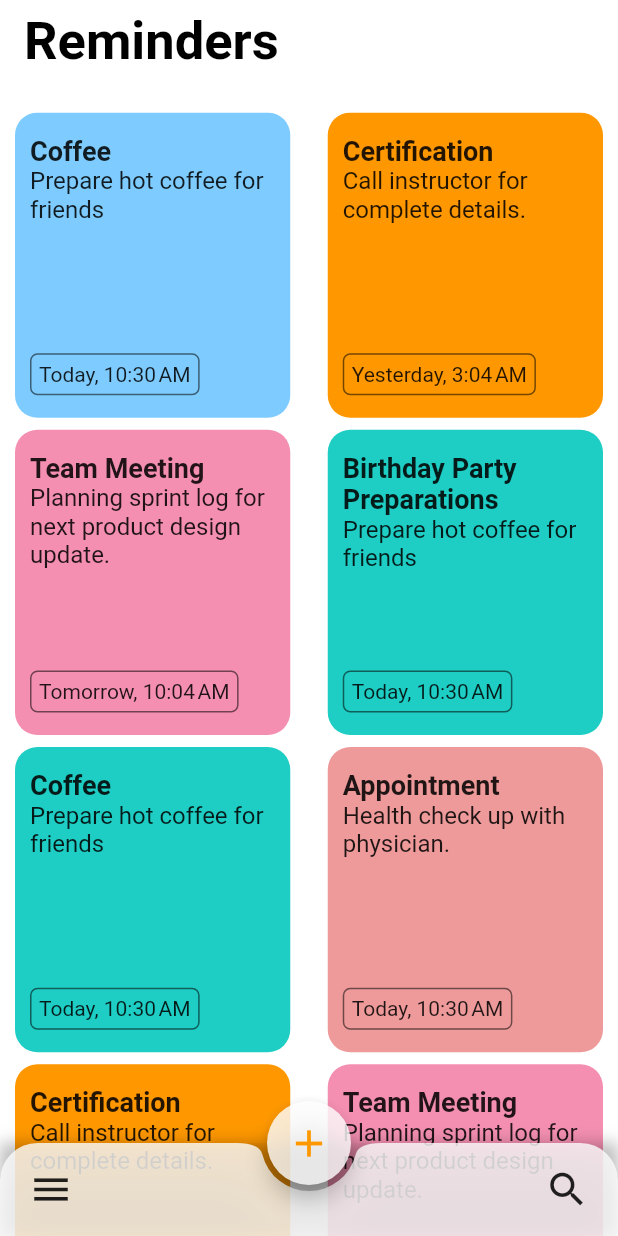
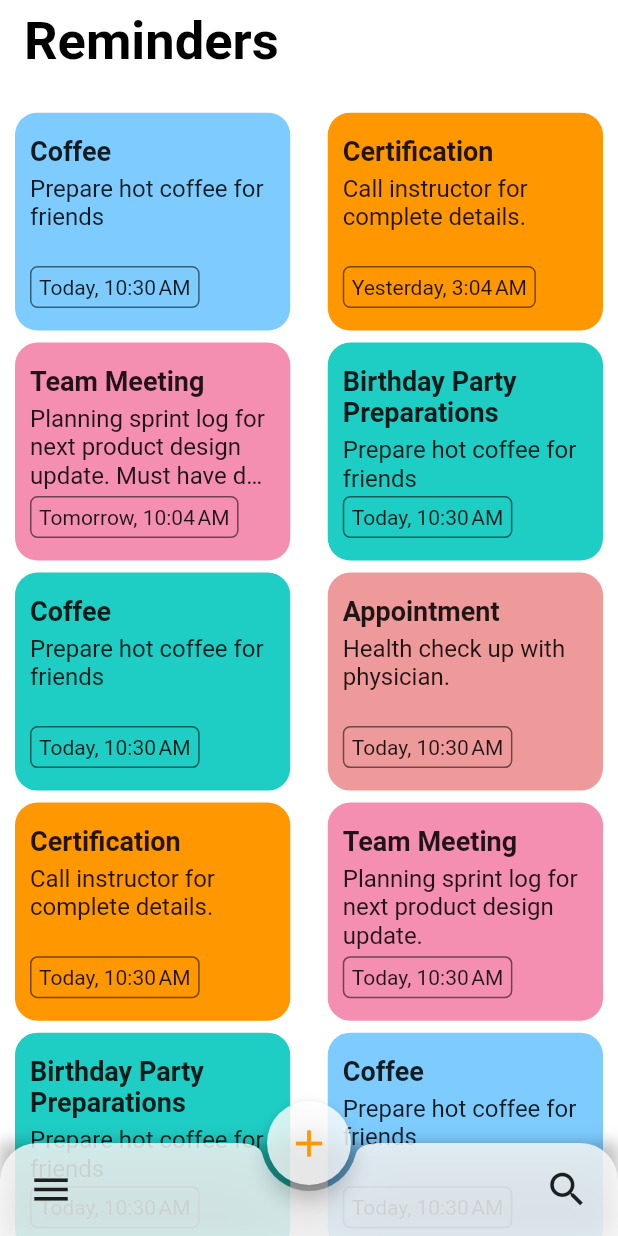
Before and after one commit to sydneytu/reminders_app, a Flutter app: the screen it shows after launch, on a phone screen of 412 x 824 dp. Run offline on Flutter 3.47's test engine with Material 2 defaults, Android fonts, the phone set to English and light mode, and no system bars.

Commit message:
fixed size of cards

```diff
--- a/lib/home_page.dart
+++ b/lib/home_page.dart
@@ -4,7 +4,7 @@ import 'package:reminders/reminder_card.dart';
 import 'package:reminders/reminders.dart';
 import 'bottom_navbar.dart';
 
-double _crossAxisSpacing = 8, _mainAxisSpacing = 12, _aspectRatio = 2;
+double _crossAxisSpacing = 8, _mainAxisSpacing = 8, _aspectRatio = 1.4;
 int _crossAxisCount = 2;
 
 class HomePage extends StatefulWidget {
@@ -18,16 +18,16 @@ class _HomePageState extends State<HomePage> {
   Reminders reminders = Reminders();
   @override
   Widget build(BuildContext context) {
-    final Size size = MediaQuery.of(context).size;
     double screenWidth = MediaQuery.of(context).size.width;
 
-    var width = (screenWidth - ((_crossAxisCount - 1) * _crossAxisSpacing)) /
+    var width = (screenWidth - ((_crossAxisCount) * _crossAxisSpacing)) /
         _crossAxisCount;
     var height = width / _aspectRatio;
 
     return Scaffold(
       backgroundColor: Colors.white,
       body: CustomScrollView(
+        // TODO: fix bottom row of scrolling
         slivers: [
           SliverAppBar(
             title: Text(
@@ -43,8 +43,10 @@ class _HomePageState extends State<HomePage> {
             expandedHeight: 75,
           ),
           SliverGrid(
+            // TODO: fix spacing
             gridDelegate: SliverGridDelegateWithFixedCrossAxisCount(
               crossAxisCount: 2,
+              childAspectRatio: width / height,
               crossAxisSpacing: 5,
               mainAxisSpacing: 8,
             ),
--- a/lib/reminder_card.dart
+++ b/lib/reminder_card.dart
@@ -1,3 +1,5 @@
+import 'dart:math';
+
 import 'package:flutter/material.dart';
 import 'package:reminders/reminders.dart';
 
@@ -44,7 +46,9 @@ class _ReminderCardState extends State<ReminderCard> {
                     widget.reminders.getReminder(widget.index).getTitle(),
                     style: TextStyle(fontWeight: FontWeight.bold, fontSize: 18),
                   ),
-                  // TODO: add spacing
+                  SizedBox(
+                    height: 5,
+                  ),
                   Text(
                     widget.reminders.getReminder(widget.index).getText(),
                     maxLines: 3,
--- a/lib/reminders.dart
+++ b/lib/reminders.dart
@@ -15,7 +15,8 @@ class Reminders {
         dateDue: DateTime.parse('2021-06-26 03:04:05')),
     Reminder(
         title: 'Team Meeting',
-        text: 'Planning sprint log for next product design update.',
+        text:
+            'Planning sprint log for next product design update. Must have done by morning',
         color: Colors.pink[200],
         dateDue: DateTime.parse('2021-06-28 10:04:05')),
     Reminder(
```
